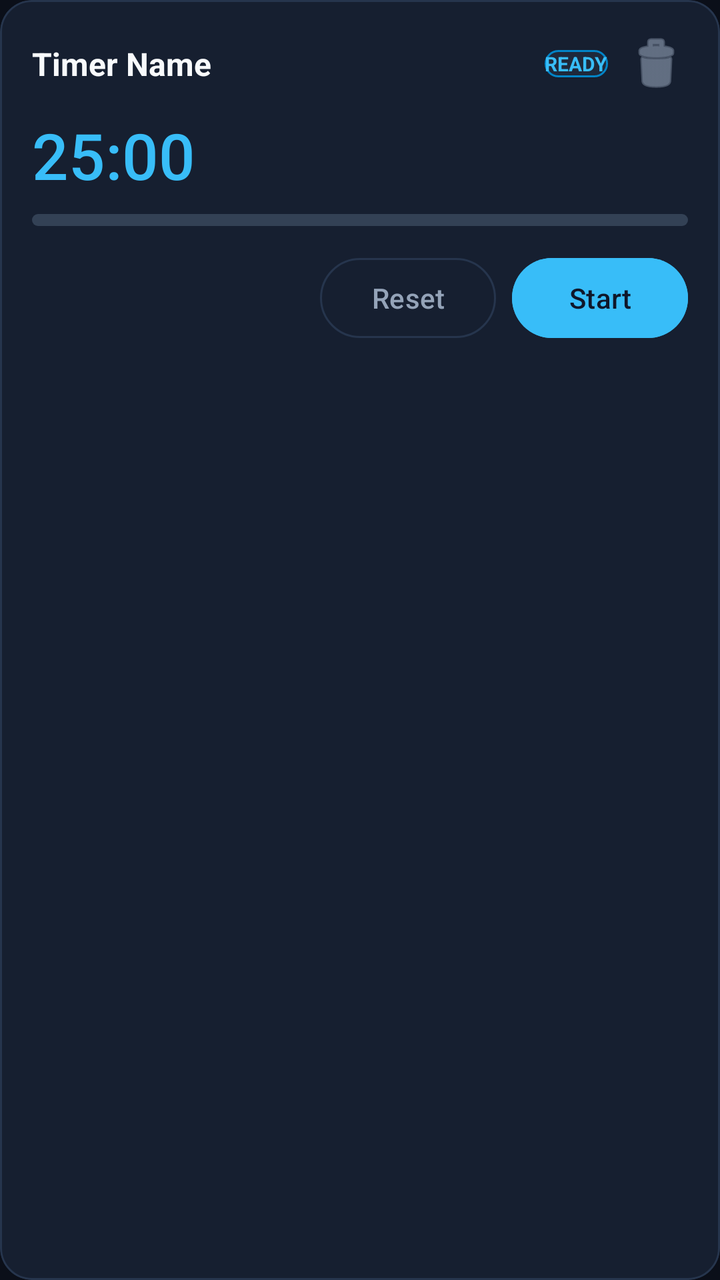
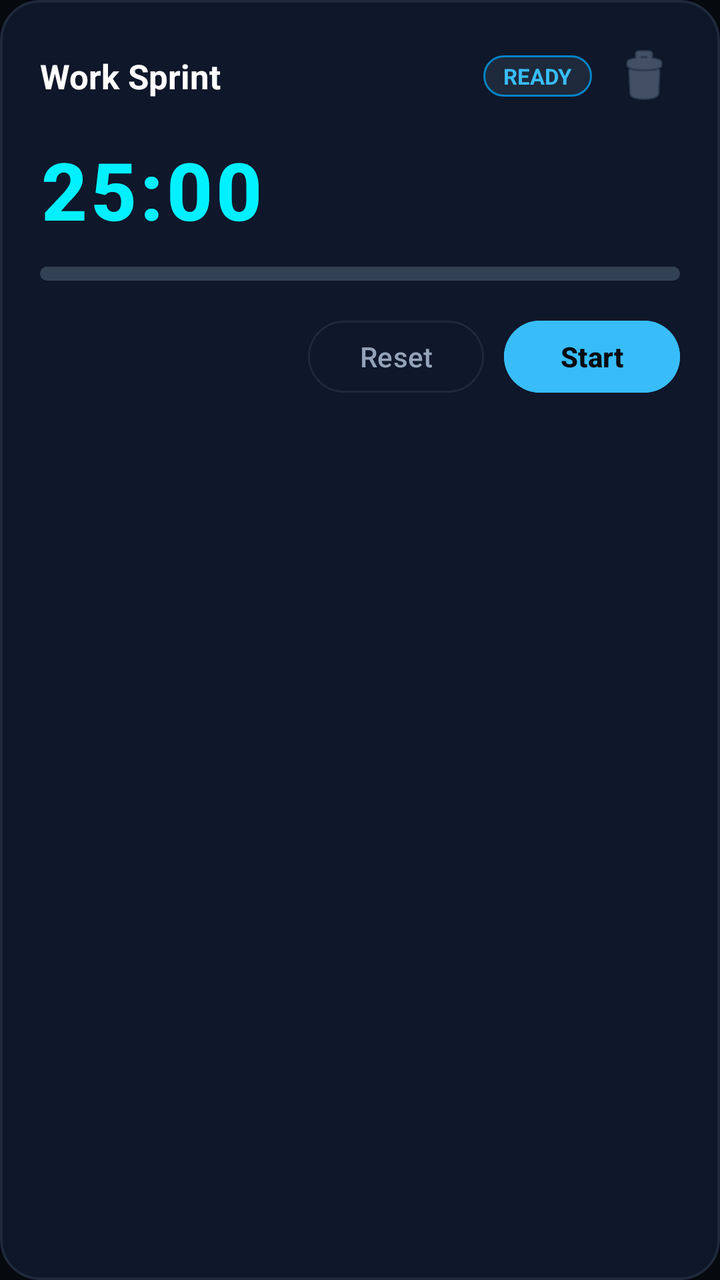

Screens rendered from an Android XML layout before and after an edit, with the pre-edit source and the edit as a unified diff.
<!-- AndroidManifest.xml: application theme Theme.MultiTimer -->
<!-- res/layout/item_timer.xml -->
<?xml version="1.0" encoding="utf-8"?>
<com.google.android.material.card.MaterialCardView xmlns:android="http://schemas.android.com/apk/res/android"
    xmlns:app="http://schemas.android.com/apk/res-auto"
    android:layout_width="match_parent"
    android:layout_height="wrap_content"
    android:layout_marginBottom="12dp"
    app:cardBackgroundColor="@color/surface_card"
    app:cardCornerRadius="16dp"
    app:strokeColor="@color/surface_card_stroke"
    app:strokeWidth="1dp">

    <LinearLayout
        android:layout_width="match_parent"
        android:layout_height="wrap_content"
        android:orientation="vertical"
        android:padding="16dp">

        <LinearLayout
            android:layout_width="match_parent"
            android:layout_height="wrap_content"
            android:gravity="center_vertical"
            android:orientation="horizontal">

            <TextView
                android:id="@+id/text_timer_name"
                android:layout_width="0dp"
                android:layout_height="wrap_content"
                android:layout_weight="1"
                android:ellipsize="end"
                android:maxLines="1"
                android:text="Timer Name"
                android:textColor="@color/text_main"
                android:textSize="16sp"
                android:textStyle="bold" />

            <TextView
                android:id="@+id/badge_status"
                android:layout_width="wrap_content"
                android:layout_height="wrap_content"
                android:background="@drawable/btn_strategy_bg"
                android:text="READY"
                android:textColor="@color/primary"
                android:textSize="10sp"
                android:textStyle="bold" />

            
            <ImageButton
                android:id="@+id/btn_delete"
                android:layout_width="32dp"
                android:layout_height="32dp"
                android:layout_marginStart="8dp"
                android:background="?attr/selectableItemBackgroundBorderless"
                android:contentDescription="Delete Timer"
                android:src="@android:drawable/ic_menu_delete"
                app:tint="@color/text_sub" />
        </LinearLayout>

        
        <TextView
            android:id="@+id/text_countdown"
            android:layout_width="wrap_content"
            android:layout_height="wrap_content"
            android:layout_marginTop="8dp"
            android:fontFamily="sans-serif-medium"
            android:text="25:00"
            android:textColor="@color/primary"
            android:textSize="32sp" />

        
        <ProgressBar
            android:id="@+id/progress_timer"
            style="?android:attr/progressBarStyleHorizontal"
            android:layout_width="match_parent"
            android:layout_height="6dp"
            android:layout_marginTop="8dp"
            android:layout_marginBottom="12dp"
            android:max="100"
            android:progress="0"
            android:progressDrawable="@drawable/progress_bar_custom" />

        
        <LinearLayout
            android:layout_width="match_parent"
            android:layout_height="wrap_content"
            android:gravity="end"
            android:orientation="horizontal">

            <com.google.android.material.button.MaterialButton
                android:id="@+id/btn_item_reset"
                style="?attr/materialButtonOutlinedStyle"
                android:layout_width="wrap_content"
                android:layout_height="wrap_content"
                android:layout_marginEnd="8dp"
                android:text="Reset"
                android:textColor="@color/text_sub"
                app:strokeColor="@color/surface_card_stroke" />

            <com.google.android.material.button.MaterialButton
                android:id="@+id/btn_item_play_pause"
                android:layout_width="wrap_content"
                android:layout_height="wrap_content"
                android:backgroundTint="@color/primary"
                android:text="Start"
                android:textColor="#0F172A" />
        </LinearLayout>

    </LinearLayout>
</com.google.android.material.card.MaterialCardView>
<!-- resources referenced by this layout -->
<resources>
  <color name="primary">#38BDF8</color>
  <color name="surface_card">#161F30</color>
  <color name="surface_card_stroke">#26354D</color>
  <color name="text_main">#F8FAFC</color>
  <color name="text_sub">#94A3B8</color>
  <!-- drawable btn_strategy_bg (drawable) -->
  <?xml version="1.0" encoding="utf-8"?>
  <shape xmlns:android="http://schemas.android.com/apk/res/android"
      android:shape="rectangle">
      <solid android:color="#1E293B" />
      <corners android:radius="12dp" />
      <stroke
          android:width="1dp"
          android:color="#0284C7" />
  </shape>
  <!-- drawable progress_bar_custom (drawable) -->
  <layer-list xmlns:android="http://schemas.android.com/apk/res/android">
      <item android:id="@android:id/background">
          <shape>
              <corners android:radius="4dp" />
              <solid android:color="#334155" />
          </shape>
      </item>
      <item android:id="@android:id/progress">
          <clip>
              <shape>
                  <corners android:radius="4dp" />
                  <solid android:color="#38BDF8" />
              </shape>
          </clip>
      </item>
  </layer-list>
  <style name="Theme.MultiTimer" parent="Theme.Material3.Dark.NoActionBar">
          <item name="colorPrimary">@color/primary</item>
          <item name="colorSecondary">@color/accent</item>
          <item name="android:statusBarColor">@color/bg_dark</item>
          <item name="android:windowBackground">@color/bg_dark</item>
      </style>
  <color name="accent">#10B981</color>
  <color name="bg_dark">#0B0F19</color>
</resources>

<!-- the commit's change to res/layout/item_timer.xml (unified diff, before → after) -->
@@ -3,18 +3,20 @@
     xmlns:app="http://schemas.android.com/apk/res-auto"
     android:layout_width="match_parent"
     android:layout_height="wrap_content"
-    android:layout_marginBottom="12dp"
+    android:layout_marginBottom="14dp"
     app:cardBackgroundColor="@color/surface_card"
-    app:cardCornerRadius="16dp"
+    app:cardCornerRadius="20dp"
+    app:cardElevation="0dp"
     app:strokeColor="@color/surface_card_stroke"
-    app:strokeWidth="1dp">
+    app:strokeWidth="1.2dp">
 
     <LinearLayout
         android:layout_width="match_parent"
         android:layout_height="wrap_content"
         android:orientation="vertical"
-        android:padding="16dp">
+        android:padding="20dp">
 
+        
         <LinearLayout
             android:layout_width="match_parent"
             android:layout_height="wrap_content"
@@ -28,9 +30,9 @@
                 android:layout_weight="1"
                 android:ellipsize="end"
                 android:maxLines="1"
-                android:text="Timer Name"
+                android:text="Work Sprint"
                 android:textColor="@color/text_main"
-                android:textSize="16sp"
+                android:textSize="17sp"
                 android:textStyle="bold" />
 
             <TextView
@@ -38,21 +40,25 @@
                 android:layout_width="wrap_content"
                 android:layout_height="wrap_content"
                 android:background="@drawable/btn_strategy_bg"
+                android:paddingLeft="10dp"
+                android:paddingTop="3dp"
+                android:paddingRight="10dp"
+                android:paddingBottom="3dp"
                 android:text="READY"
                 android:textColor="@color/primary"
-                android:textSize="10sp"
+                android:textSize="11sp"
                 android:textStyle="bold" />
 
             
             <ImageButton
                 android:id="@+id/btn_delete"
-                android:layout_width="32dp"
-                android:layout_height="32dp"
+                android:layout_width="36dp"
+                android:layout_height="36dp"
                 android:layout_marginStart="8dp"
                 android:background="?attr/selectableItemBackgroundBorderless"
                 android:contentDescription="Delete Timer"
                 android:src="@android:drawable/ic_menu_delete"
-                app:tint="@color/text_sub" />
+                app:tint="@color/text_muted" />
         </LinearLayout>
 
         
@@ -60,20 +66,22 @@
             android:id="@+id/text_countdown"
             android:layout_width="wrap_content"
             android:layout_height="wrap_content"
-            android:layout_marginTop="8dp"
+            android:layout_marginTop="12dp"
             android:fontFamily="sans-serif-medium"
+            android:letterSpacing="0.04"
             android:text="25:00"
-            android:textColor="@color/primary"
-            android:textSize="32sp" />
+            android:textColor="@color/primary_neon"
+            android:textSize="40sp"
+            android:textStyle="bold" />
 
         
         <ProgressBar
             android:id="@+id/progress_timer"
             style="?android:attr/progressBarStyleHorizontal"
             android:layout_width="match_parent"
-            android:layout_height="6dp"
-            android:layout_marginTop="8dp"
-            android:layout_marginBottom="12dp"
+            android:layout_height="7dp"
+            android:layout_marginTop="12dp"
+            android:layout_marginBottom="16dp"
             android:max="100"
             android:progress="0"
             android:progressDrawable="@drawable/progress_bar_custom" />
@@ -89,19 +97,22 @@
                 android:id="@+id/btn_item_reset"
                 style="?attr/materialButtonOutlinedStyle"
                 android:layout_width="wrap_content"
-                android:layout_height="wrap_content"
-                android:layout_marginEnd="8dp"
+                android:layout_height="44dp"
+                android:layout_marginEnd="10dp"
                 android:text="Reset"
                 android:textColor="@color/text_sub"
+                app:cornerRadius="22dp"
                 app:strokeColor="@color/surface_card_stroke" />
 
             <com.google.android.material.button.MaterialButton
                 android:id="@+id/btn_item_play_pause"
                 android:layout_width="wrap_content"
-                android:layout_height="wrap_content"
+                android:layout_height="44dp"
                 android:backgroundTint="@color/primary"
                 android:text="Start"
-                android:textColor="#0F172A" />
+                android:textColor="#06090E"
+                android:textStyle="bold"
+                app:cornerRadius="22dp" />
         </LinearLayout>
 
     </LinearLayout>
<!-- resource entries referenced after the edit -->
@@ -1,9 +1,11 @@
 <!-- resources referenced by this layout -->
 <resources>
   <color name="primary">#38BDF8</color>
-  <color name="surface_card">#161F30</color>
-  <color name="surface_card_stroke">#26354D</color>
-  <color name="text_main">#F8FAFC</color>
+  <color name="primary_neon">#00F0FF</color>
+  <color name="surface_card">#0F172A</color>
+  <color name="surface_card_stroke">#1E293B</color>
+  <color name="text_main">#FFFFFF</color>
+  <color name="text_muted">#64748B</color>
   <color name="text_sub">#94A3B8</color>
   <!-- drawable btn_strategy_bg (drawable) -->
   <?xml version="1.0" encoding="utf-8"?>
@@ -39,6 +41,6 @@
           <item name="android:windowBackground">@color/bg_dark</item>
       </style>
   <color name="accent">#10B981</color>
-  <color name="bg_dark">#0B0F19</color>
+  <color name="bg_dark">#06090E</color>
 </resources>
 
